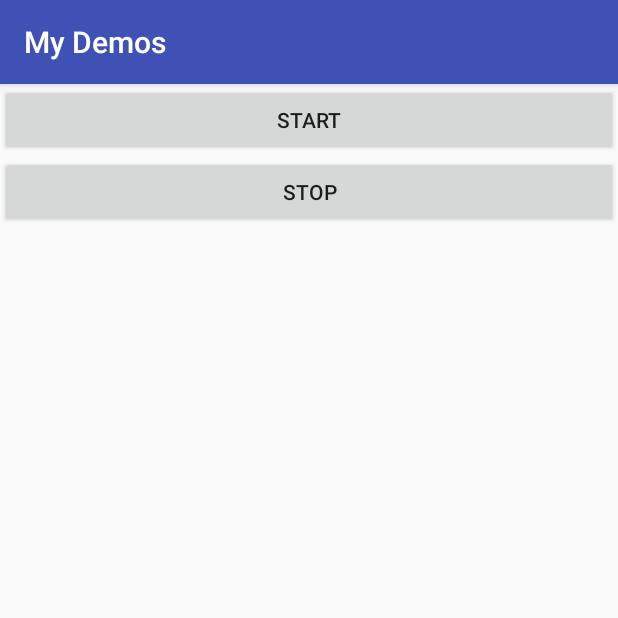
After one commit to surajpunemaha/MyDemos, an Android app: the ServiceDemo screen opened directly, with no data from a screen before it, on a phone screen of 412 x 824 dp, the top half of it. The commit adds this screen. Run offline under Robolectric (Android 15) with nearby library versions, the phone set to English and light mode, and no system bars.

Commit message:
forground service demo added

```diff
--- /dev/null
+++ b/app/src/main/java/abhinav/com/addresslatlong/ServiceDemo.java
@@ -0,0 +1,54 @@
+package abhinav.com.addresslatlong;
+
+import android.content.Intent;
+import android.support.v4.content.ContextCompat;
+import android.support.v7.app.AppCompatActivity;
+import android.os.Bundle;
+import android.view.View;
+import android.widget.Button;
+
+import abhinav.com.addresslatlong.Serrvice.ForegroundService;
+
+public class ServiceDemo extends AppCompatActivity implements View.OnClickListener
+{
+    Button btn_start;
+    Button btn_stop;
+
+    @Override
+    protected void onCreate(Bundle savedInstanceState)
+    {
+        super.onCreate(savedInstanceState);
+        setContentView(R.layout.activity_service_demo);
+
+        btn_start = (Button) findViewById(R.id.btn_start);
+        btn_start.setOnClickListener(this);
+
+        btn_stop = (Button) findViewById(R.id.btn_stop);
+        btn_stop.setOnClickListener(this);
+    }
+
+    @Override
+    public void onClick(View v)
+    {
+        if(v.getId()==R.id.btn_start)
+        {
+            startService();
+        }
+
+        if(v.getId()==R.id.btn_stop)
+        {
+            stopService();
+        }
+    }
+
+    public void startService() {
+        Intent serviceIntent = new Intent(this, ForegroundService.class);
+        serviceIntent.putExtra("inputExtra", "Foreground Service Example in Android");
+        ContextCompat.startForegroundService(this, serviceIntent);
+    }
+
+    public void stopService() {
+        Intent serviceIntent = new Intent(this, ForegroundService.class);
+        stopService(serviceIntent);
+    }
+}
--- /dev/null
+++ b/app/src/main/res/layout/activity_service_demo.xml
@@ -0,0 +1,22 @@
+<?xml version="1.0" encoding="utf-8"?>
+<LinearLayout xmlns:android="http://schemas.android.com/apk/res/android"
+    xmlns:app="http://schemas.android.com/apk/res-auto"
+    xmlns:tools="http://schemas.android.com/tools"
+    android:layout_width="match_parent"
+    android:layout_height="match_parent"
+    android:orientation="vertical"
+    tools:context=".ServiceDemo">
+
+    <Button
+        android:id="@+id/btn_start"
+        android:layout_width="match_parent"
+        android:layout_height="wrap_content"
+        android:text="Start" />
+
+    <Button
+        android:id="@+id/btn_stop"
+        android:layout_width="match_parent"
+        android:layout_height="wrap_content"
+        android:text="STop" />
+
+</LinearLayout>
```
Also changed, not shown: app/build.gradle (+5 -3 lines), app/src/main/AndroidManifest.xml (+6 -1 lines), app/src/main/java/abhinav/com/addresslatlong/CameraDemoActivity.java (deleted, +0 -58 lines), app/src/main/java/abhinav/com/addresslatlong/HomeActivity.java (+13 -5 lines), app/src/main/java/abhinav/com/addresslatlong/Serrvice/ForegroundService.java (added, +103 -0 lines), app/src/main/java/abhinav/com/addresslatlong/ZoomAPIDemo.java (added, +13 -0 lines), app/src/main/res/layout/activity_home.xml (+9 -2 lines), app/src/main/res/layout/activity_zoom_apidemo.xml (renamed from app/src/main/res/layout/activity_camera_demo.xml, +3 -5 lines).
